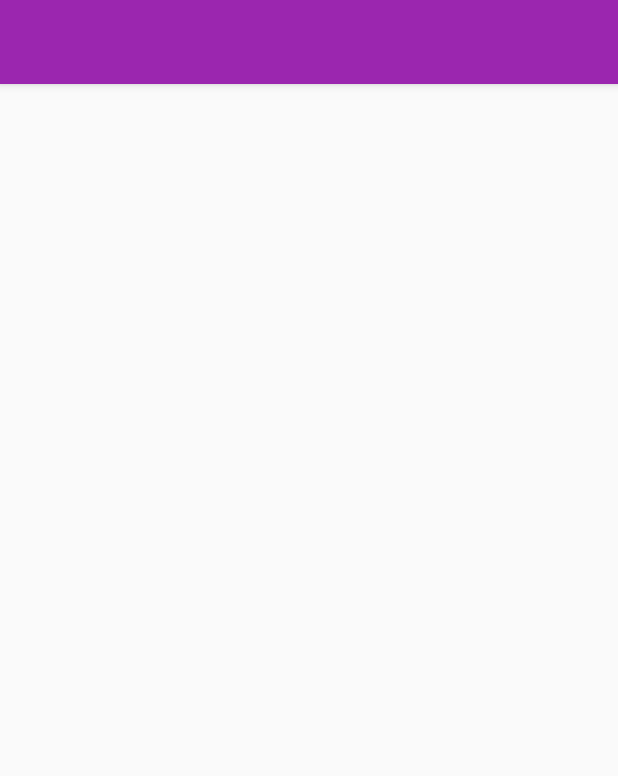
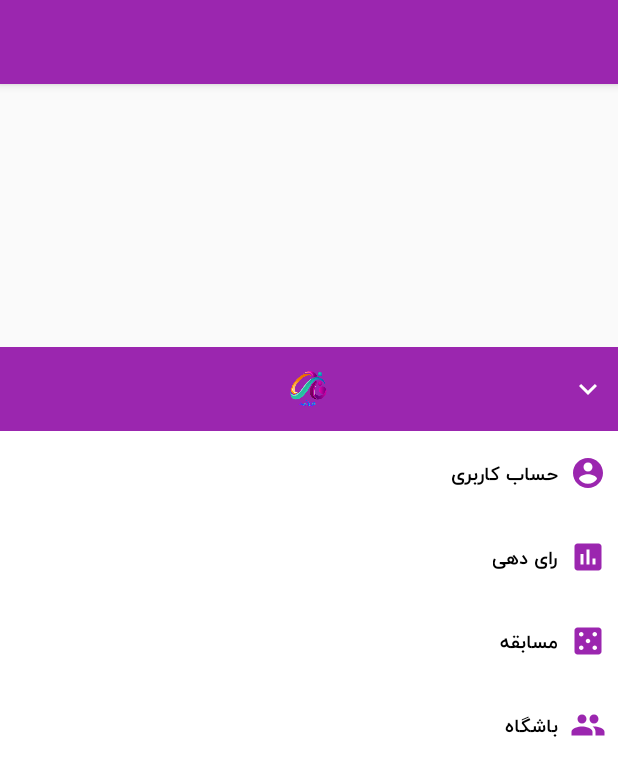
Before and after one commit to salmanseifian/fazshow, an Android app: the layout news_act.xml on its own in the app's theme, with its tools: preview values and no code run, on a phone screen of 412 x 824 dp. Shown: the top 776 px of the screen. Run offline under Robolectric (Android 15) with nearby library versions, the phone set to English and light mode, and no system bars.

Commit message:
new: change navigation drawer to bottomsheet

```diff
--- a/app/src/main/java/com/owjmedia/faaz/news/NewsActivity.java
+++ b/app/src/main/java/com/owjmedia/faaz/news/NewsActivity.java
@@ -3,17 +3,15 @@ package com.owjmedia.faaz.news;
 import android.app.ActivityOptions;
 import android.content.Intent;
 import android.os.Bundle;
-import android.support.annotation.NonNull;
 import android.support.annotation.Nullable;
-import android.support.design.widget.NavigationView;
-import android.support.v4.view.GravityCompat;
-import android.support.v4.widget.DrawerLayout;
+import android.support.design.widget.BottomSheetBehavior;
 import android.support.v7.app.ActionBar;
 import android.support.v7.app.AppCompatActivity;
 import android.support.v7.widget.LinearLayoutManager;
 import android.support.v7.widget.RecyclerView;
 import android.support.v7.widget.Toolbar;
 import android.view.MenuItem;
+import android.view.View;
 import android.widget.ImageView;
 
 import com.owjmedia.faaz.R;
@@ -28,10 +26,8 @@ import java.util.List;
 
 import butterknife.BindView;
 import butterknife.ButterKnife;
+import butterknife.OnClick;
 
-/**
- * Created by salman on 11/9/17.
- */
 
 public class NewsActivity extends AppCompatActivity implements NewsContract.View {
 
@@ -50,17 +46,21 @@ public class NewsActivity extends AppCompatActivity implements NewsContract.View
             ab.setDisplayHomeAsUpEnabled(true);
         }
 
-        // Set up the navigation drawer.
-        if (navigationView != null) {
-            setupDrawerContent(navigationView);
-        }
-
         mNewsPresenter = new NewsPresenter(this);
         mProgressDialog = new ProgressDialog(this);
+
+        // init the bottom sheet behavior
+        mBottomSheetBahavior = BottomSheetBehavior.from(mBottomSheet);
 
         // Set up recycler view
         initView();
 
+    }
+
+    @Override
+    protected void onResume() {
+        super.onResume();
+        mBottomSheetBahavior.setState(BottomSheetBehavior.STATE_HIDDEN);
     }
 
     private void initView() {
@@ -110,52 +110,47 @@ public class NewsActivity extends AppCompatActivity implements NewsContract.View
     public boolean onOptionsItemSelected(MenuItem item) {
         switch (item.getItemId()) {
             case android.R.id.home:
-                mDrawerLayout.openDrawer(GravityCompat.START);
+                if (mBottomSheetBahavior.getState() != BottomSheetBehavior.STATE_COLLAPSED)
+                    mBottomSheetBahavior.setState(BottomSheetBehavior.STATE_COLLAPSED);
+                else
+                    mBottomSheetBahavior.setState(BottomSheetBehavior.STATE_HIDDEN);
                 return true;
         }
         return super.onOptionsItemSelected(item);
     }
 
-    private void setupDrawerContent(NavigationView navigationView) {
-        navigationView.setNavigationItemSelectedListener(new NavigationView.OnNavigationItemSelectedListener() {
-            @Override
-            public boolean onNavigationItemSelected(@NonNull MenuItem item) {
-                switch (item.getItemId()) {
-                    case R.id.profile:
-                        Intent profileIntent = new Intent(NewsActivity.this, AuthenticateActivity.class);
-                        startActivity(profileIntent);
-                        break;
-                    case R.id.voting:
-                        Intent votingIntent = new Intent(NewsActivity.this, VotingActivity.class);
-                        startActivity(votingIntent);
-                        break;
-                    default:
-                        break;
-                }
-                item.setChecked(true);
-                mDrawerLayout.closeDrawers();
-                return true;
-            }
-        });
+    @OnClick(R.id.rl_header)
+    public void hideBottomSheet() {
+        mBottomSheetBahavior.setState(BottomSheetBehavior.STATE_HIDDEN);
+    }
 
+    @OnClick(R.id.rl_profile)
+    public void goToProfile() {
+        Intent profileIntent = new Intent(NewsActivity.this, AuthenticateActivity.class);
+        startActivity(profileIntent);
     }
+
+    @OnClick(R.id.rl_vote)
+    public void goToVote() {
+        Intent votingIntent = new Intent(NewsActivity.this, VotingActivity.class);
+        startActivity(votingIntent);
+    }
+
 
     private NewsContract.Presenter mNewsPresenter;
     private NewsAdapter mNewsAdapter;
     private List<Result> mNews;
 
     ProgressDialog mProgressDialog;
+    BottomSheetBehavior mBottomSheetBahavior;
 
     @BindView(R.id.toolbar)
     Toolbar toolbar;
 
-    @BindView(R.id.drawerLayout)
-    DrawerLayout mDrawerLayout;
-
-    @BindView(R.id.nav_view)
-    NavigationView navigationView;
-
     @BindView(R.id.recyclerView)
     RecyclerView mRecyclerView;
 
+    @BindView(R.id.bottom_sheet)
+    View mBottomSheet;
+
 }
--- a/app/src/main/res/drawable-anydpi/ic_account_circle.xml
+++ b/app/src/main/res/drawable-anydpi/ic_account_circle.xml
@@ -4,6 +4,6 @@
         android:viewportWidth="24.0"
         android:viewportHeight="24.0">
     <path
-        android:fillColor="#FF000000"
+        android:fillColor="@color/colorPrimary"
         android:pathData="M12,2C6.48,2 2,6.48 2,12s4.48,10 10,10 10,-4.48 10,-10S17.52,2 12,2zM12,5c1.66,0 3,1.34 3,3s-1.34,3 -3,3 -3,-1.34 -3,-3 1.34,-3 3,-3zM12,19.2c-2.5,0 -4.71,-1.28 -6,-3.22 0.03,-1.99 4,-3.08 6,-3.08 1.99,0 5.97,1.09 6,3.08 -1.29,1.94 -3.5,3.22 -6,3.22z"/>
 </vector>
--- /dev/null
+++ b/app/src/main/res/drawable-anydpi/ic_casino.xml
@@ -0,0 +1,9 @@
+<vector xmlns:android="http://schemas.android.com/apk/res/android"
+    android:width="24dp"
+    android:height="24dp"
+    android:viewportHeight="24.0"
+    android:viewportWidth="24.0">
+    <path
+        android:fillColor="@color/colorPrimary"
+        android:pathData="M19,3L5,3c-1.1,0 -2,0.9 -2,2v14c0,1.1 0.9,2 2,2h14c1.1,0 2,-0.9 2,-2L21,5c0,-1.1 -0.9,-2 -2,-2zM7.5,18c-0.83,0 -1.5,-0.67 -1.5,-1.5S6.67,15 7.5,15s1.5,0.67 1.5,1.5S8.33,18 7.5,18zM7.5,9C6.67,9 6,8.33 6,7.5S6.67,6 7.5,6 9,6.67 9,7.5 8.33,9 7.5,9zM12,13.5c-0.83,0 -1.5,-0.67 -1.5,-1.5s0.67,-1.5 1.5,-1.5 1.5,0.67 1.5,1.5 -0.67,1.5 -1.5,1.5zM16.5,18c-0.83,0 -1.5,-0.67 -1.5,-1.5s0.67,-1.5 1.5,-1.5 1.5,0.67 1.5,1.5 -0.67,1.5 -1.5,1.5zM16.5,9c-0.83,0 -1.5,-0.67 -1.5,-1.5S15.67,6 16.5,6s1.5,0.67 1.5,1.5S17.33,9 16.5,9z" />
+</vector>
--- /dev/null
+++ b/app/src/main/res/drawable-anydpi/ic_expand_more.xml
@@ -0,0 +1,9 @@
+<vector xmlns:android="http://schemas.android.com/apk/res/android"
+        android:width="24dp"
+        android:height="24dp"
+        android:viewportWidth="24.0"
+        android:viewportHeight="24.0">
+    <path
+        android:fillColor="#FFFFFFFF"
+        android:pathData="M16.59,8.59L12,13.17 7.41,8.59 6,10l6,6 6,-6z"/>
+</vector>
--- /dev/null
+++ b/app/src/main/res/drawable-anydpi/ic_group.xml
@@ -0,0 +1,9 @@
+<vector xmlns:android="http://schemas.android.com/apk/res/android"
+    android:width="24dp"
+    android:height="24dp"
+    android:viewportHeight="24.0"
+    android:viewportWidth="24.0">
+    <path
+        android:fillColor="@color/colorPrimary"
+        android:pathData="M16,11c1.66,0 2.99,-1.34 2.99,-3S17.66,5 16,5c-1.66,0 -3,1.34 -3,3s1.34,3 3,3zM8,11c1.66,0 2.99,-1.34 2.99,-3S9.66,5 8,5C6.34,5 5,6.34 5,8s1.34,3 3,3zM8,13c-2.33,0 -7,1.17 -7,3.5L1,19h14v-2.5c0,-2.33 -4.67,-3.5 -7,-3.5zM16,13c-0.29,0 -0.62,0.02 -0.97,0.05 1.16,0.84 1.97,1.97 1.97,3.45L17,19h6v-2.5c0,-2.33 -4.67,-3.5 -7,-3.5z" />
+</vector>
--- a/app/src/main/res/drawable-anydpi/ic_poll.xml
+++ b/app/src/main/res/drawable-anydpi/ic_poll.xml
@@ -4,6 +4,6 @@
         android:viewportWidth="24.0"
         android:viewportHeight="24.0">
     <path
-        android:fillColor="#FF000000"
+        android:fillColor="@color/colorPrimary"
         android:pathData="M19,3L5,3c-1.1,0 -2,0.9 -2,2v14c0,1.1 0.9,2 2,2h14c1.1,0 2,-0.9 2,-2L21,5c0,-1.1 -0.9,-2 -2,-2zM9,17L7,17v-7h2v7zM13,17h-2L11,7h2v10zM17,17h-2v-4h2v4z"/>
 </vector>
--- /dev/null
+++ b/app/src/main/res/layout/bottom_sheet.xml
@@ -0,0 +1,94 @@
+<?xml version="1.0" encoding="utf-8"?>
+<LinearLayout xmlns:android="http://schemas.android.com/apk/res/android"
+    xmlns:app="http://schemas.android.com/apk/res-auto"
+    android:id="@+id/bottom_sheet"
+    android:layout_width="match_parent"
+    android:layout_height="match_parent"
+    android:background="@color/colorWhite"
+    android:orientation="vertical"
+    app:behavior_hideable="true"
+    app:layout_behavior="android.support.design.widget.BottomSheetBehavior">
+
+    <RelativeLayout
+        android:id="@+id/rl_header"
+        style="@style/MenuItem"
+        android:background="@color/colorPrimary">
+
+        <ImageView
+            android:id="@+id/img_logo"
+            android:layout_width="wrap_content"
+            android:layout_height="wrap_content"
+            android:layout_centerInParent="true"
+            android:src="@drawable/ic_logo_transparent" />
+
+        <ImageView
+            android:id="@+id/ic_hide_sheet"
+            style="@style/MenuItemIcon"
+            android:src="@drawable/ic_expand_more" />
+    </RelativeLayout>
+
+    <RelativeLayout
+        android:id="@+id/rl_profile"
+        style="@style/MenuItem">
+
+        <ImageView
+            android:id="@+id/img_account"
+            style="@style/MenuItemIcon"
+            android:src="@drawable/ic_account_circle" />
+
+        <com.owjmedia.faaz.general.utils.CustomWidgets.TypefacedTextView
+            android:id="@+id/txt_profile"
+            style="@style/MenuItemText"
+            android:layout_toLeftOf="@+id/img_account"
+            android:text="@string/profile" />
+    </RelativeLayout>
+
+    <RelativeLayout
+        android:id="@+id/rl_vote"
+        style="@style/MenuItem">
+
+        <ImageView
+            android:id="@+id/img_poll"
+            style="@style/MenuItemIcon"
+            android:src="@drawable/ic_poll" />
+
+        <com.owjmedia.faaz.general.utils.CustomWidgets.TypefacedTextView
+            android:id="@+id/txt_poll"
+            style="@style/MenuItemText"
+            android:layout_toLeftOf="@+id/img_poll"
+            android:text="@string/voting" />
+    </RelativeLayout>
+
+    <RelativeLayout
+        android:id="@+id/rl_competition"
+        style="@style/MenuItem">
+
+        <ImageView
+            android:id="@+id/img_competition"
+            style="@style/MenuItemIcon"
+            android:src="@drawable/ic_casino" />
+
+        <com.owjmedia.faaz.general.utils.CustomWidgets.TypefacedTextView
+            android:id="@+id/txt_competition"
+            style="@style/MenuItemText"
+            android:layout_toLeftOf="@+id/img_competition"
+            android:text="@string/competition" />
+    </RelativeLayout>
+
+    <RelativeLayout
+        android:id="@+id/rl_club"
+        style="@style/MenuItem">
+
+        <ImageView
+            android:id="@+id/img_club"
+            style="@style/MenuItemIcon"
+            android:src="@drawable/ic_group" />
+
+        <com.owjmedia.faaz.general.utils.CustomWidgets.TypefacedTextView
+            android:id="@+id/txt_club"
+            style="@style/MenuItemText"
+            android:layout_toLeftOf="@+id/img_club"
+            android:text="@string/club" />
+    </RelativeLayout>
+
+</LinearLayout>
--- a/app/src/main/res/layout/news_act.xml
+++ b/app/src/main/res/layout/news_act.xml
@@ -1,43 +1,13 @@
 <?xml version="1.0" encoding="utf-8"?>
-<android.support.v4.widget.DrawerLayout xmlns:android="http://schemas.android.com/apk/res/android"
-    xmlns:app="http://schemas.android.com/apk/res-auto"
-    xmlns:tools="http://schemas.android.com/tools"
-    android:id="@+id/drawerLayout"
+
+<android.support.design.widget.CoordinatorLayout xmlns:android="http://schemas.android.com/apk/res/android"
     android:layout_width="match_parent"
-    android:layout_height="match_parent"
-    tools:context=".news.NewsActivity"
-    tools:openDrawer="start">
+    android:layout_height="match_parent">
 
-    <LinearLayout
-        android:layout_width="match_parent"
-        android:layout_height="match_parent"
-        android:orientation="vertical">
+    <include layout="@layout/app_bar" />
 
-        <include layout="@layout/app_bar" />
+    <include layout="@layout/recycler_view" />
 
-        <android.support.design.widget.CoordinatorLayout
-            android:layout_width="match_parent"
-            android:layout_height="match_parent">
+    <include layout="@layout/bottom_sheet" />
 
-            <FrameLayout
-                android:id="@+id/contentFrame"
-                android:layout_width="match_parent"
-                android:layout_height="match_parent">
-
-                <include layout="@layout/recyclerview" />
-
-            </FrameLayout>
-        </android.support.design.widget.CoordinatorLayout>
-    </LinearLayout>
-
-
-    <android.support.design.widget.NavigationView
-        android:id="@+id/nav_view"
-        android:layout_width="wrap_content"
-        android:layout_height="match_parent"
-        android:layout_gravity="start"
-        android:fitsSystemWindows="true"
-        app:headerLayout="@layout/nav_header"
-        app:menu="@menu/drawer_actions" />
-
-</android.support.v4.widget.DrawerLayout>
+</android.support.design.widget.CoordinatorLayout>
--- a/app/src/main/res/layout/voting_frg.xml
+++ b/app/src/main/res/layout/voting_frg.xml
@@ -4,5 +4,5 @@
     android:layout_height="match_parent">
 
     <include
-        layout="@layout/recyclerview" />
+        layout="@layout/recycler_view" />
 </RelativeLayout>
--- a/app/src/main/res/values/strings.xml
+++ b/app/src/main/res/values/strings.xml
@@ -22,4 +22,6 @@
     <string name="you_should_login_for_voting">برای شرکت در رای گیری ابتدا وارد شوید</string>
     <string name="vote_hint">برای رای دهی بر روی فرد مورد نظر ضربه بزنید</string>
     <string name="news_image">newsImage</string>
+    <string name="competition">مسابقه</string>
+    <string name="club">باشگاه</string>
 </resources>
--- a/app/src/main/res/values/styles.xml
+++ b/app/src/main/res/values/styles.xml
@@ -59,5 +59,28 @@
         <item name="android:textSize">14sp</item>
     </style>
 
+    <style name="MenuItem">
+        <item name="android:layout_width">match_parent</item>
+        <item name="android:layout_height">?actionBarSize</item>
+        <item name="android:background">?selectableItemBackground</item>
+        <item name="android:clickable">true</item>
+        <item name="android:padding">8dp</item>
+    </style>
+
+    <style name="MenuItemText">
+        <item name="android:layout_width">wrap_content</item>
+        <item name="android:layout_height">match_parent</item>
+        <item name="android:gravity">center</item>
+        <item name="android:textColor">@color/colorBlack</item>
+        <item name="android:layout_marginRight">8dp</item>
+    </style>
+
+    <style name="MenuItemIcon">
+        <item name="android:layout_width">wrap_content</item>
+        <item name="android:layout_height">wrap_content</item>
+        <item name="android:layout_centerVertical">true</item>
+        <item name="android:layout_alignParentRight">true</item>
+    </style>
+
 
 </resources>
```
Also changed, not shown: app/src/main/res/layout/recycler_view.xml (renamed from app/src/main/res/layout/recyclerview.xml).
